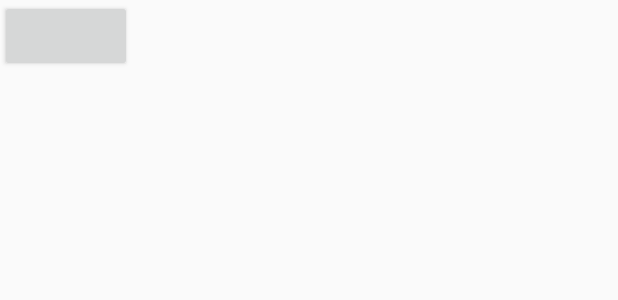
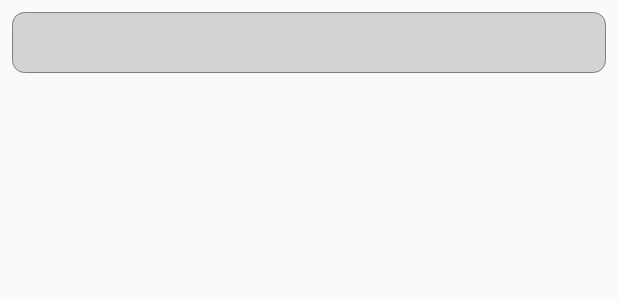
Before and after one commit to que123567/FinalPractices, an Android app: the layout fragment_more.xml on its own in the app's theme, with its tools: preview values and no code run, on a phone screen of 412 x 824 dp. Shown: the top 300 px of the screen. Run offline under Robolectric (Android 15) with nearby library versions, the phone set to English and light mode, and no system bars; network calls fail.

Commit message:
1.顶部搜索栏完善

```diff
--- /dev/null
+++ b/app/src/main/res/drawable/edittext_more_search.xml
@@ -0,0 +1,22 @@
+<?xml version="1.0" encoding="utf-8"?>
+<shape xmlns:android="http://schemas.android.com/apk/res/android"
+       android:shape="rectangle">
+
+    <!-- android:radius 弧形的半径 -->
+    <corners android:radius="@dimen/margin_8_dp"/>
+
+    <!-- padding：Button里面的文字与Button边界的间隔 -->
+    <padding
+        android:bottom="@dimen/margin_8_dp"
+        android:left="@dimen/margin_8_dp"
+        android:right="@dimen/margin_8_dp"
+        android:top="@dimen/margin_8_dp"
+        />
+    <!-- 边框的宽度和颜色颜色 -->
+    <stroke
+        android:width="1px"
+        android:color="@color/gray"/>
+
+    <!-- 背景色 -->
+    <solid android:color="@color/lightgray"></solid>
+</shape>
--- a/app/src/main/res/layout/activity_main.xml
+++ b/app/src/main/res/layout/activity_main.xml
@@ -27,7 +27,8 @@
                 android:layout_height="wrap_content"
                 android:layout_marginLeft="@dimen/margin_16_dp"
                 android:layout_marginRight="@dimen/margin_16_dp"
-                android:background="@drawable/rs_login_edittext_style"/>
+                android:background="@drawable/edittext_more_search"
+                android:hint="@string/main_search_content"/>
         </android.support.v7.widget.Toolbar>
 
     </android.support.design.widget.AppBarLayout>
--- a/app/src/main/res/layout/fragment_more.xml
+++ b/app/src/main/res/layout/fragment_more.xml
@@ -1,28 +1,20 @@
 <LinearLayout xmlns:android="http://schemas.android.com/apk/res/android"
-              xmlns:app="http://schemas.android.com/apk/res-auto"
               xmlns:tools="http://schemas.android.com/tools"
               android:layout_width="match_parent"
               android:layout_height="match_parent"
               android:orientation="vertical"
               tools:context="com.qiuzhonghao.finalpractices.ui.fragment.MoreFragment">
 
-    <!--<LinearLayout-->
-    <!--android:layout_width="match_parent"-->
-    <!--android:layout_height="wrap_content">-->
+    <LinearLayout
+        android:layout_width="match_parent"
+        android:layout_height="wrap_content">
 
-    <!--<com.qiuzhonghao.finalpractices.ui.custom.ClearWriteEditText-->
-    <!--android:layout_width="match_parent"-->
-    <!--android:layout_height="wrap_content"/>-->
-    <!--</LinearLayout>-->
-    <Button
-        android:id="@+id/btn_click"
-        android:layout_width="wrap_content"
-        android:layout_height="wrap_content"/>
-
-    <com.airbnb.lottie.LottieAnimationView
-        android:id="@+id/lottie"
-        android:layout_width="match_parent"
-        android:layout_height="match_parent"/>
+        <com.qiuzhonghao.finalpractices.ui.custom.ClearWriteEditText
+            android:layout_width="match_parent"
+            android:layout_height="wrap_content"
+            android:layout_margin="@dimen/margin_8_dp"
+            android:background="@drawable/edittext_more_search"/>
+    </LinearLayout>
 
 
 </LinearLayout>
--- a/app/src/main/res/values/strings.xml
+++ b/app/src/main/res/values/strings.xml
@@ -12,5 +12,6 @@
 
     <!-- TODO: Remove or change this placeholder text -->
     <string name="hello_blank_fragment">Hello blank fragment</string>
+    <string name="main_search_content">搜索内容</string>
 
 </resources>
```
Also changed, not shown: app/src/main/java/com/qiuzhonghao/finalpractices/ui/custom/SearchEditText.java (added, +75 -0 lines), app/src/main/java/com/qiuzhonghao/finalpractices/ui/fragment/MoreFragment.java (+0 -39 lines), app/src/main/res/layout/fragment_main_home.xml (+29 -3 lines), app/src/main/res/drawable/search_main.png (added).
